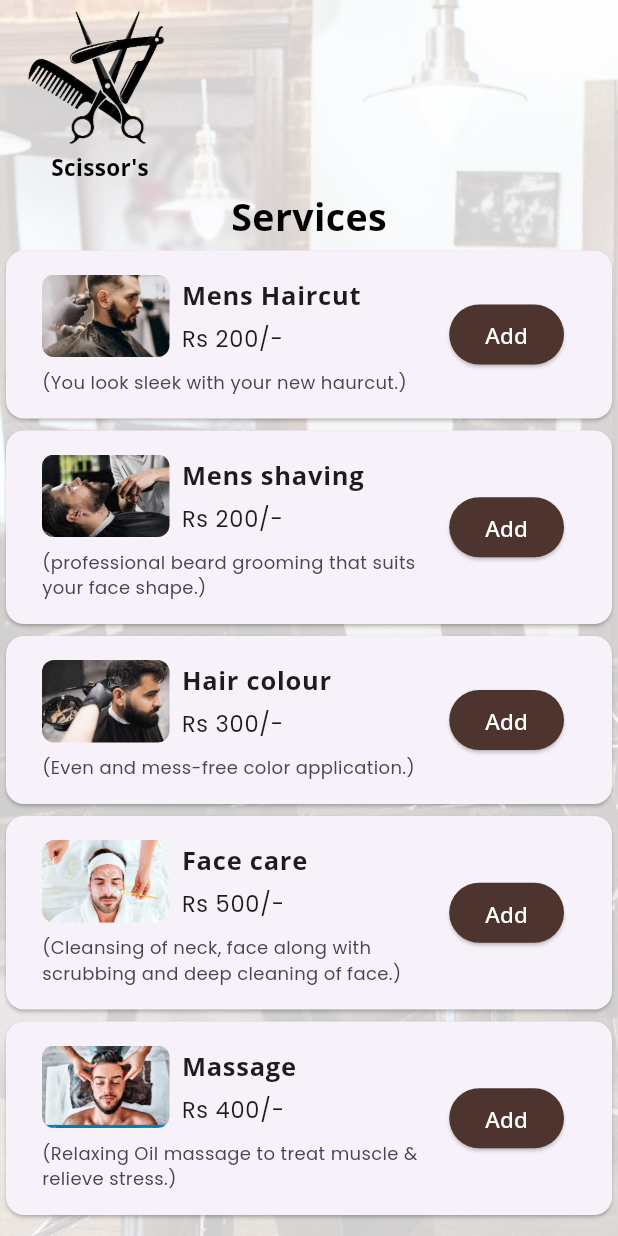
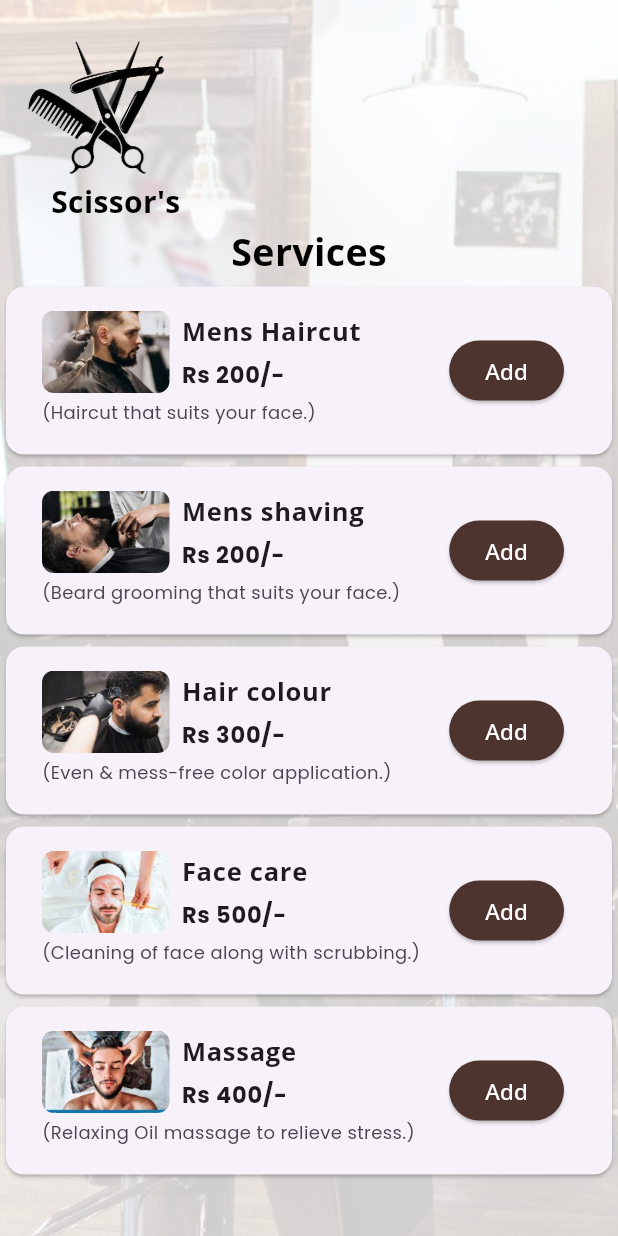
Before and after one commit to NagaharishR/sample, a Flutter app: the screen it shows after launch, on a phone screen of 412 x 824 dp. Run offline on Flutter 3.47's test engine with Material 3 defaults, Android fonts, the phone set to English and light mode, and no system bars; our stand-ins replace google_fonts.

Commit message:
code contains commit

```diff
--- a/lib/main.dart
+++ b/lib/main.dart
@@ -59,6 +59,7 @@ class _MyAppState extends State<MyApp> {
               ),
               child: Column(
                 children: [
+                  Padding(padding: EdgeInsets.symmetric(vertical: 10)),
                   Row(
                     children: [
                       Padding(
@@ -79,12 +80,12 @@ class _MyAppState extends State<MyApp> {
                         textStyle: TextStyle(
                           color: Colors.black,
                           fontWeight: FontWeight.bold,
-                          fontSize: 15,
+                          fontSize: 20,
                         ),
                       ),
                     ),
                   ]),
-                  SizedBox(height: 5,),
+
                   Row(
                     mainAxisAlignment: MainAxisAlignment.center,
                     children: [
--- a/lib/screens/list_screen.dart
+++ b/lib/screens/list_screen.dart
@@ -18,7 +18,7 @@ class _ListScreenState extends State<ListScreen> {
       children: [
         Expanded(
           child: ListView.builder(
-            padding: EdgeInsets.symmetric(vertical: 1),
+            padding: EdgeInsets.symmetric(vertical: 2),
             itemCount: ServicesList.length,
             itemBuilder: (context, index) {
               Services service = ServicesList[index];
@@ -57,6 +57,7 @@ class _ListScreenState extends State<ListScreen> {
                                 style: GoogleFonts.poppins(
                                   textStyle: TextStyle(
                                     fontSize: 15,
+                                    fontWeight: FontWeight.bold,
                                   ),
                                 ),
                               ),
@@ -66,16 +67,19 @@ class _ListScreenState extends State<ListScreen> {
                       ],
                     ),
                     subtitle: Padding(
-                      padding: const EdgeInsets.only(top: 8),
+                      padding: const EdgeInsets.symmetric(vertical: 4),
                       child: Text(
                         service.description,
                         style: GoogleFonts.poppins(
                           textStyle: TextStyle(
                             fontSize: 12,
+                            overflow: TextOverflow.ellipsis,
                           ),
+
                         ),
                       ),
                     ),
+
                     trailing: ElevatedButton(
                       onPressed: () {
                         _toggleService(service);
--- a/lib/service_list.dart
+++ b/lib/service_list.dart
@@ -16,11 +16,11 @@ class Services {
 }
 
 List<Services>ServicesList=[
-  Services(name: 'Mens Haircut', price: 'Rs 200/-', description: '(You look sleek with your new haurcut.)', images:  'image/haircuttingsalon.jpg',),
-  Services(name:'Mens shaving', price: 'Rs 200/-', description: '(professional beard grooming that suits your face shape.)', images:  'image/shaving.jpeg',),
-  Services(name: 'Hair colour',price: 'Rs 300/-', description: '(Even and mess-free color application.)', images: 'image/haircolor.jpeg',),
-  Services(name: 'Face care', price: 'Rs 500/-', description: '(Cleansing of neck, face along with scrubbing and deep cleaning of face.)', images:  'image/facecare.jpeg',),
-  Services(name:'Massage', price: 'Rs 400/-', description: '(Relaxing Oil massage to treat muscle & relieve stress.)', images:  'image/massage.jpeg',),
+  Services(name: 'Mens Haircut', price: 'Rs 200/-', description: '(Haircut that suits your face.)', images:  'image/haircuttingsalon.jpg',),
+  Services(name:'Mens shaving', price: 'Rs 200/-', description: '(Beard grooming that suits your face.)', images:  'image/shaving.jpeg',),
+  Services(name: 'Hair colour',price: 'Rs 300/-', description: '(Even & mess-free color application.)', images: 'image/haircolor.jpeg',),
+  Services(name: 'Face care', price: 'Rs 500/-', description: '(Cleaning of face along with scrubbing.)', images:  'image/facecare.jpeg',),
+  Services(name:'Massage', price: 'Rs 400/-', description: '(Relaxing Oil massage to relieve stress.)', images:  'image/massage.jpeg',),
 
 
 
```
